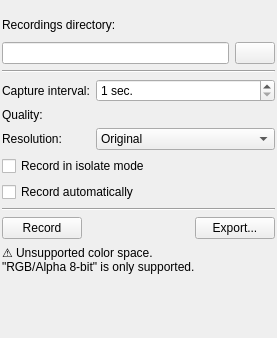
This is plugins/dockers/recorder/recorderdocker.ui in KDE/krita as Qt 5 draws it before an edit. The edited form follows.
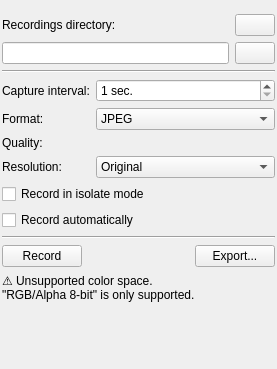
This is the edited form. Icons and pictures are not drawn. Custom widgets are drawn as their Qt base class.

Commit message:
It's now possible to choose between JPEG and PNG to store recorder snapshots
BUG:435610

Patch:
```diff
--- a/plugins/dockers/recorder/recorderdocker.ui
+++ b/plugins/dockers/recorder/recorderdocker.ui
@@ -11,7 +11,7 @@
     <x>0</x>
     <y>0</y>
     <width>277</width>
-    <height>338</height>
+    <height>369</height>
    </rect>
   </property>
   <layout class="QVBoxLayout" name="layoutMain">
@@ -50,7 +50,7 @@
         <x>0</x>
         <y>0</y>
         <width>277</width>
-        <height>338</height>
+        <height>369</height>
        </rect>
       </property>
       <layout class="QVBoxLayout" name="verticalLayout_2">
@@ -111,9 +111,6 @@
                <iconset theme="folder">
                 <normaloff>.</normaloff>.</iconset>
               </property>
-              <property name="flat">
-               <bool>true</bool>
-              </property>
              </widget>
             </item>
            </layout>
@@ -190,7 +187,7 @@
               </property>
              </widget>
             </item>
-            <item row="1" column="0">
+            <item row="3" column="0">
              <widget class="QLabel" name="labelQuality">
               <property name="text">
                <string comment="Compression quality">Quality:</string>
@@ -200,7 +197,7 @@
               </property>
              </widget>
             </item>
-            <item row="1" column="1">
+            <item row="3" column="1">
              <widget class="KisSliderSpinBox" name="spinQuality" native="true">
               <property name="sizePolicy">
                <sizepolicy hsizetype="Expanding" vsizetype="Preferred">
@@ -216,7 +213,7 @@
               </property>
              </widget>
             </item>
-            <item row="2" column="0">
+            <item row="4" column="0">
              <widget class="QLabel" name="labelResolution">
               <property name="text">
                <string comment="Resolution for recorded frames">Resolution:</string>
@@ -226,7 +223,7 @@
               </property>
              </widget>
             </item>
-            <item row="2" column="1">
+            <item row="4" column="1">
              <widget class="QComboBox" name="comboResolution">
               <property name="sizePolicy">
                <sizepolicy hsizetype="Expanding" vsizetype="Fixed">
@@ -257,6 +254,42 @@
               </item>
              </widget>
             </item>
+            <item row="2" column="0">
+             <widget class="QLabel" name="labelFormat">
+              <property name="text">
+               <string comment="File format for recorded frames (PNG/JPG)">Format:</string>
+              </property>
+              <property name="buddy">
+               <cstring>comboResolution</cstring>
+              </property>
+             </widget>
+            </item>
+            <item row="2" column="1">
+             <widget class="QComboBox" name="comboFormat">
+              <property name="sizePolicy">
+               <sizepolicy hsizetype="Expanding" vsizetype="Fixed">
+                <horstretch>0</horstretch>
+                <verstretch>0</verstretch>
+               </sizepolicy>
+              </property>
+              <property name="minimumSize">
+               <size>
+                <width>90</width>
+                <height>0</height>
+               </size>
+              </property>
+              <item>
+               <property name="text">
+                <string notr="true">JPEG</string>
+               </property>
+              </item>
+              <item>
+               <property name="text">
+                <string notr="true">PNG</string>
+               </property>
+              </item>
+             </widget>
+            </item>
            </layout>
           </item>
           <item>
```
Left out of the diff: 4 changed lines with no effect on the pictures. The commit also changes 15 other files.
